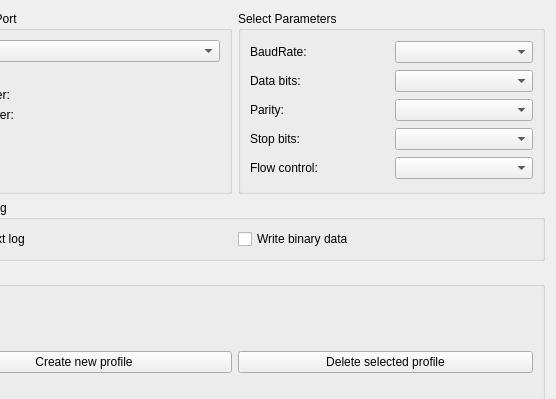
This is settingsdialog.ui in nghtsnw/etrodiag as Qt 5 draws it before an edit; both pictures show x 87 to 643 and y 0 to 399 of the 643 by 563 pixel window. The edited form follows.
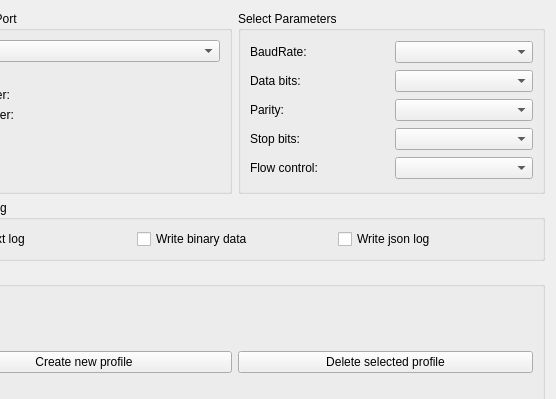
This is the edited form.

Diff of the .ui file:
```diff
--- a/settingsdialog.ui
+++ b/settingsdialog.ui
@@ -232,6 +232,13 @@
         </property>
        </widget>
       </item>
+      <item>
+       <widget class="QCheckBox" name="writeJsonChkBox">
+        <property name="text">
+         <string>Write json log</string>
+        </property>
+       </widget>
+      </item>
      </layout>
     </widget>
    </item>
```
